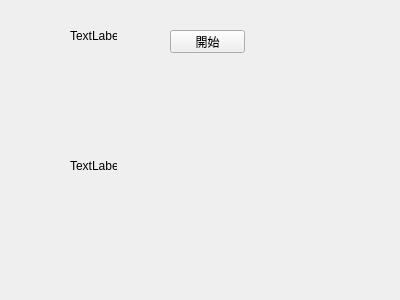
dungeonfighter/git, file C++/QT/multpic/mult_pic/widget.ui: the form before one commit.
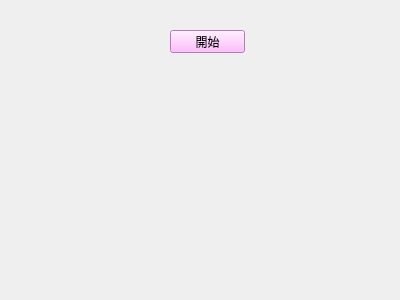
The form after the commit.

The edit to the form file:
```diff
--- a/C++/QT/multpic/mult_pic/widget.ui
+++ b/C++/QT/multpic/mult_pic/widget.ui
@@ -13,17 +13,21 @@
   <property name="windowTitle">
    <string>Widget</string>
   </property>
+  <property name="styleSheet">
+   <string notr="true">alternate-background-color: rgb(170, 170, 255);
+</string>
+  </property>
   <widget class="QLabel" name="label">
    <property name="geometry">
     <rect>
      <x>70</x>
      <y>30</y>
      <width>47</width>
-     <height>12</height>
+     <height>16</height>
     </rect>
    </property>
    <property name="text">
-    <string>TextLabel</string>
+    <string/>
    </property>
   </widget>
   <widget class="QPushButton" name="pushButton">
@@ -35,6 +39,10 @@
      <height>23</height>
     </rect>
    </property>
+   <property name="styleSheet">
+    <string notr="true">background-color: rgb(255, 170, 255);
+font: 75 9pt &quot;Agency FB&quot;;</string>
+   </property>
    <property name="text">
     <string>開始</string>
    </property>
@@ -49,7 +57,7 @@
     </rect>
    </property>
    <property name="text">
-    <string>TextLabel</string>
+    <string/>
    </property>
   </widget>
  </widget>
```
